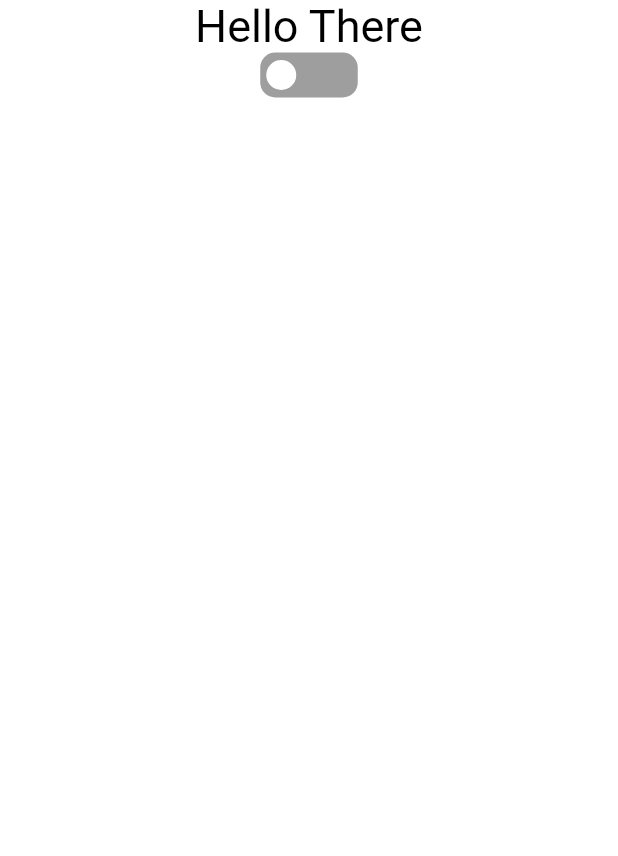
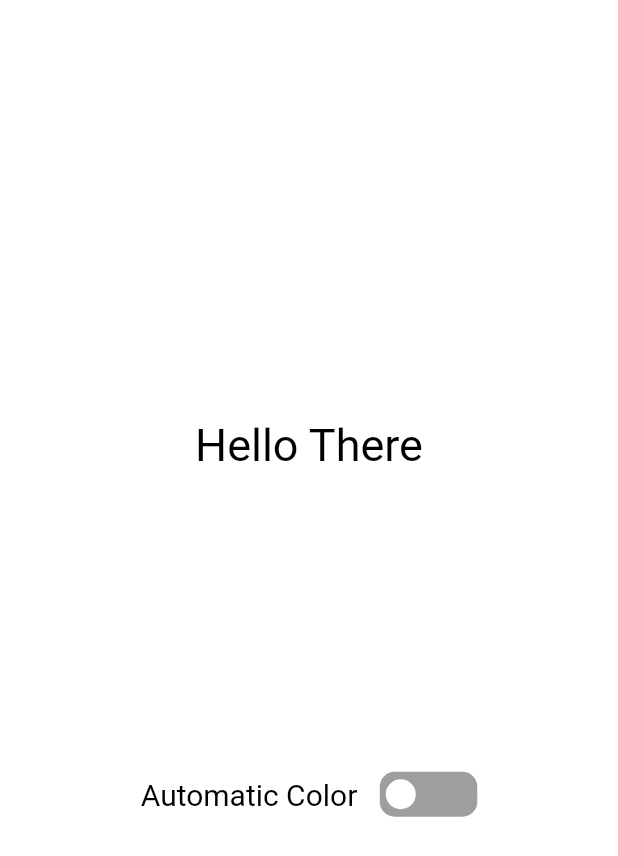
Before and after one commit to abdelrhmanelgendy/Solid-Task, a Flutter app: the screen it shows after launch, on a phone screen of 412 x 824 dp. Shown: the top 856 px of the screen. Run offline on Flutter 3.47's test engine with Material 2 defaults, Android fonts, the phone set to English and light mode, and no system bars; drawn by our look-alikes of flutter_switch; our stand-ins replace dartz, equatable, flutter_bloc, fluttertoast, get_it.

Commit message:
add an automatic color switch

```diff
--- a/analysis_options.yaml
+++ b/analysis_options.yaml
@@ -1,29 +1,6 @@
-# This file configures the analyzer, which statically analyzes Dart code to
-# check for errors, warnings, and lints.
-#
-# The issues identified by the analyzer are surfaced in the UI of Dart-enabled
-# IDEs (https://dart.dev/tools#ides-and-editors). The analyzer can also be
-# invoked from the command line by running `flutter analyze`.
 
-# The following line activates a set of recommended lints for Flutter apps,
-# packages, and plugins designed to encourage good coding practices.
-include: package:flutter_lints/flutter.yaml
+include: package:solid_lints/analysis_options.yaml
 
 linter:
-  # The lint rules applied to this project can be customized in the
-  # section below to disable rules from the `package:flutter_lints/flutter.yaml`
-  # included above or to enable additional rules. A list of all available lints
-  # and their documentation is published at
-  # https://dart-lang.github.io/linter/lints/index.html.
-  #
-  # Instead of disabling a lint rule for the entire project in the
-  # section below, it can also be suppressed for a single line of code
-  # or a specific dart file by using the `// ignore: name_of_lint` and
-  # `// ignore_for_file: name_of_lint` syntax on the line or in the file
-  # producing the lint.
+
   rules:
-    # avoid_print: false  # Uncomment to disable the `avoid_print` rule
-    # prefer_single_quotes: true  # Uncomment to enable the `prefer_single_quotes` rule
-
-# Additional information about this file can be found at
-# https://dart.dev/guides/language/analysis-options
--- a/lib/app/di/injection_container.dart
+++ b/lib/app/di/injection_container.dart
@@ -2,7 +2,7 @@
 
 import 'package:get_it/get_it.dart';
 import 'package:solid_task/dashboard/data/random_color_data_source.dart';
-import 'package:solid_task/dashboard/domain/repositry/ride_repositry.dart';
+import 'package:solid_task/dashboard/domain/repositry/random_color_repositry.dart';
 import 'package:solid_task/dashboard/domain/use_case/generate_random_color_use_case.dart';
 import 'package:solid_task/dashboard/presenation/cubit/dashboard_cubit.dart';
 
--- a/lib/dashboard/domain/use_case/generate_random_color_use_case.dart
+++ b/lib/dashboard/domain/use_case/generate_random_color_use_case.dart
@@ -4,7 +4,7 @@ import 'package:dartz/dartz.dart';
 import 'package:flutter/material.dart';
 import 'package:solid_task/core/usecases/usecase.dart';
 
-import '../repositry/ride_repositry.dart';
+import '../repositry/random_color_repositry.dart';
 
 class GenerateRandomColorUseCase implements UseCase<Color, NoParams> {
 
--- a/lib/dashboard/presenation/cubit/dashboard_cubit.dart
+++ b/lib/dashboard/presenation/cubit/dashboard_cubit.dart
@@ -23,8 +23,7 @@ class DashboardCubit extends Cubit<DashboardStates> {
   void changeSwitchState(){
     isSwitchToggle=!isSwitchToggle;
     emit(DashboardGenerateColorState());
-
-  }
+   }
   void generateRandomColor() {
     var randomColorCallBack = randomColorUseCase.call(NoParams());
     randomColorCallBack.fold((error) {
--- a/lib/dashboard/presenation/screens/dashboard_screen.dart
+++ b/lib/dashboard/presenation/screens/dashboard_screen.dart
@@ -1,6 +1,5 @@
-import 'dart:math';
+import 'dart:async';
 import 'package:flutter/material.dart';
-import 'package:flutter/services.dart';
 import 'package:flutter_bloc/flutter_bloc.dart';
 import 'package:flutter_switch/flutter_switch.dart';
 import 'package:solid_task/dashboard/presenation/cubit/dashboard_cubit.dart';
@@ -11,38 +10,53 @@ class DashboardScreen extends StatelessWidget {
 
   final String title;
   late DashboardCubit dashboardCubit;
+  Timer? timer;
 
   @override
   Widget build(BuildContext context) {
     dashboardCubit = BlocProvider.of(context);
-
+    if (!dashboardCubit.isSwitchToggle) {
+      timer?.cancel();
+    }
     return BlocConsumer<DashboardCubit, DashboardStates>(
-        builder: (context, state) => buildBody(),
-        listener: (context, state) {});
+      builder: (context, state) => _buildBody(),
+      listener: (context, state) {},
+    );
   }
 
-  buildBody() => GestureDetector(
+  Widget _buildBody() => GestureDetector(
         onTap: () => dashboardCubit.generateRandomColor(),
         child: Scaffold(
           backgroundColor: dashboardCubit.backgroundColor,
           body: Center(
             child: Column(
-              children: [buildHelloText(), buildPeriodicColorButton()],
+              mainAxisSize: MainAxisSize.min,
+              children: [
+                _buildHelloText(),
+                const SizedBox(
+                  height: 200,
+                ),
+                _buildPeriodicColorWidget()
+              ],
             ),
           ),
         ),
       );
 
-  buildHelloText() => Text(
+  Widget _buildHelloText() => Text(
         title,
-        style: TextStyle(
-            fontSize: 30,
-            color: dashboardCubit.isColorDark(dashboardCubit.backgroundColor)
-                ? Colors.white
-                : Colors.black),
+        style: TextStyle(fontSize: 30, color: getTextColor()),
       );
 
-  buildPeriodicColorButton() => FlutterSwitch(
+  Widget _buildPeriodicColorWidget() => Row(
+    mainAxisAlignment: MainAxisAlignment.center,
+        children: [
+          Text(
+            "Automatic Color",
+            style: TextStyle(fontSize: 20, color: getTextColor()),
+          ),
+          SizedBox(width: 15,),
+          FlutterSwitch(
             height: 30.0,
             width: 65.0,
             padding: 4.0,
@@ -52,6 +66,19 @@ class DashboardScreen extends StatelessWidget {
             value: dashboardCubit.isSwitchToggle,
             onToggle: (value) {
               dashboardCubit.changeSwitchState();
+              if (value) {
+                timer = Timer.periodic(const Duration(milliseconds: 500),
+                    (Timer t) => dashboardCubit.generateRandomColor());
+              } else {
+                timer?.cancel();
+              }
             },
+          ),
+        ],
       );
+
+  Color getTextColor() =>
+      dashboardCubit.isColorDark(dashboardCubit.backgroundColor)
+          ? Colors.white
+          : Colors.black;
 }
```
Also changed, not shown: lib/dashboard/domain/repositry/random_color_repositry.dart (renamed from lib/dashboard/domain/repositry/ride_repositry.dart), 27 other files. Lines whose indentation alone changed are shown as unchanged.
